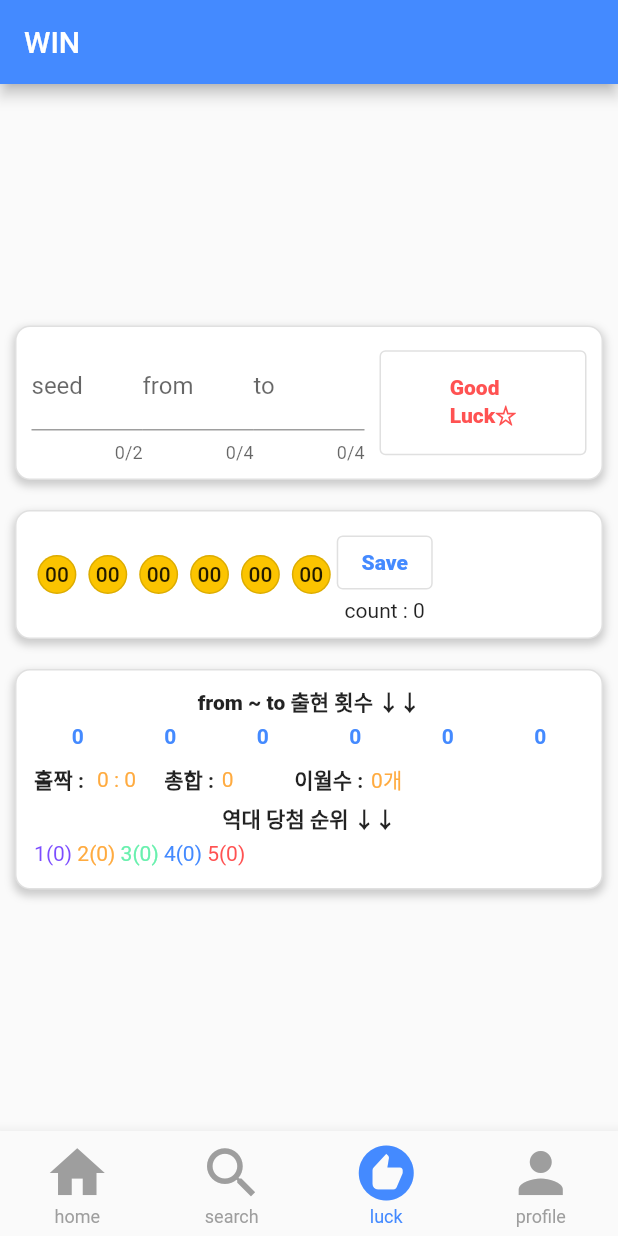
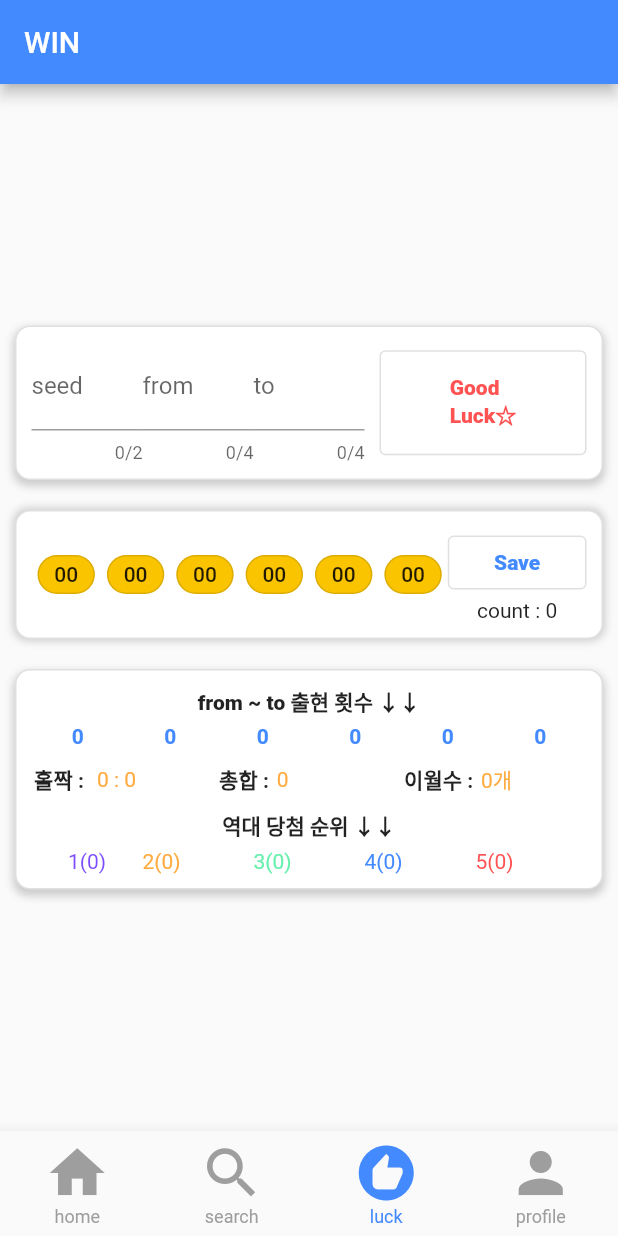
Before and after one commit to force44/flutter_first, a Flutter app: the screen it shows after launch, item 3 of the bottom bar chosen, on a phone screen of 412 x 824 dp. Run offline on Flutter 3.47's test engine with Material 2 defaults, Android fonts, the phone set to English and light mode, and no system bars.

Commit message:
하하하하

```diff
--- a/lib/component/number/CountWinNumber.dart
+++ b/lib/component/number/CountWinNumber.dart
@@ -13,10 +13,8 @@ class CountWinNumber extends StatelessWidget{
   SizedBox _getLottoNumber() {
     List<Expanded> numbers = [];
     for(var i = 0; i < countWinNumber.length; i ++){
-      var number = countWinNumber[i];
-      numbers.add(layOutNumber(number));
+      numbers.add(layOutNumber(countWinNumber[i]));
     }
-
     return SizedBox(
         child:  Row(children: numbers)
     );
--- a/lib/component/number/WinNumber.dart
+++ b/lib/component/number/WinNumber.dart
@@ -25,7 +25,7 @@ class WinNumber extends StatelessWidget{
 
   // 추천 번호들 나래비!
   SizedBox _getLottoNumber() {
-    List<Container> numbers = [];
+    List<Expanded> numbers = [];
     for(var i = 0; i < lottoNumber.length; i ++){
       numbers.add(layOutNumber(lottoNumber[i]));
     }
@@ -36,13 +36,15 @@ class WinNumber extends StatelessWidget{
   }
 
   // 번호 하나의 플랫폼
-  Container layOutNumber(int number){
+  Expanded layOutNumber(int number){
     var numberTxt = number.toString();
     if(number < 9) {
       numberTxt = "0$numberTxt";      // 일의 자리는 0을 붙여 준다.
     }
-
-    return Container(
+    return
+      Expanded(
+        flex: 1,
+        child: Container(
                           margin: const EdgeInsets.all(4.0),
                           padding: const EdgeInsets.all(4.0),
                           decoration: BoxDecoration(
@@ -51,6 +53,7 @@ class WinNumber extends StatelessWidget{
                             border: Border.all(color: Colors.black12, width: 1),
                           ),
                           child: Text(numberTxt, style: TextStyle(fontWeight:FontWeight.w500), textAlign:TextAlign.center)
+                      )
       );
   }
 
--- a/lib/provider/SuggestionLottoProvider.dart
+++ b/lib/provider/SuggestionLottoProvider.dart
@@ -26,9 +26,8 @@ class SuggestionLottoProvider with ChangeNotifier {
 
     _list = List<Lotto>.empty(growable:true);
     Map<String, dynamic> jsonData = jsonDecode(utf8.decode(response.bodyBytes));
-    List<dynamic> jj = jsonData['data']['lists'];
-    print(jj);
-     for(dynamic lotto in jj){
+    List<dynamic> lottoList = jsonData['data']['lists'];
+     for(dynamic lotto in lottoList){
          _list.add(Lotto.fromJson(lotto));
      }
     notifyListeners();
--- a/lib/tabs/tab_luck.dart
+++ b/lib/tabs/tab_luck.dart
@@ -15,13 +15,9 @@ class TabLuck extends StatefulWidget {
 }
 
 class _TabLuck extends State<TabLuck> {
-  //const TabLuck({super.key});
-  //const TabLuck({Key? key}) : super(key: key);
-
   String seed = '';
   String from = '';
   String to = '';
-
   @override
   Widget build(BuildContext context) {
 
@@ -101,7 +97,13 @@ class _TabLuck extends State<TabLuck> {
                                             height: 70,
                                             child: OutlinedButton(
                                                   onPressed: () {
-                                                    context.read<LottoStatProvider>().suggestionLotto(from, to, seed: seed);
+                                                    if(from == '') setState(() {from = '1000';});
+
+                                                    if(to == '') setState(() {to = '1070';});
+
+                                                    if(seed == '') setState(() {seed = '12';});
+
+                                                    context.read<LottoStatProvider>().suggestionLotto(from, to, seed);
                                                   },
                                                   style: OutlinedButton.styleFrom(foregroundColor: Colors.redAccent),
                                                   child: Center( child: Text( 'Good\nLuck☆', style: TextStyle(fontWeight:FontWeight.w900) )),
@@ -124,19 +126,20 @@ class _TabLuck extends State<TabLuck> {
                                 color: Colors.grey.withOpacity(0.5),
                                 spreadRadius: 1,
                                 blurRadius: 4,
-                                offset: Offset(0, 3), // changes position of shadow
+                                //offset: Offset(0, 3), // changes position of shadow
                               ),
                             ],
                           ),
+                          child:
+                          Row(
+                              children : [
+                                Expanded(
+                                  flex: 3,
+                                  child: WinNumber(context.watch<LottoStatProvider>().lottoNumber),
+                                ),
+                                Expanded(
+                                  flex: 1,
                                   child:  Column(
-                              children:
-                              [
-                                Row(
-                                  children: [
-                                      WinNumber(context.watch<LottoStatProvider>().lottoNumber) // 추천 번호
-                                    , SizedBox(
-                                        //width: 80,
-                                        child: Column(
                                       children: [
                                         OutlinedButton(
                                             onPressed: () {
@@ -144,18 +147,13 @@ class _TabLuck extends State<TabLuck> {
                                             },
                                             style: OutlinedButton.styleFrom(foregroundColor: Colors.blueAccent),
                                             child: Center( child: Text( 'Save', style: TextStyle(fontWeight:FontWeight.w900) ))
-
                                         ),
-
                                         Text("count : ${context.watch<LottoStatProvider>().count}"
                                             , style: TextStyle(fontWeight:FontWeight.w400, )
                                             , textAlign:TextAlign.center),
                                       ],
                                     )
-                                    )
-                                  ],
                                 ),
-
                                ]
                           )
                       ),
@@ -183,45 +181,79 @@ class _TabLuck extends State<TabLuck> {
                               ),
                               Container(
                                 margin: const EdgeInsets.fromLTRB(0, 5, 0, 5),
-                                child: Center( child: CountWinNumber(context.watch<LottoStatProvider>().countByWinNumbers))
+                                child:  CountWinNumber(context.watch<LottoStatProvider>().countByWinNumbers)
                               ),
                               Container(
                                   margin: const EdgeInsets.fromLTRB(0, 5, 0, 5),
                                   child: Row(
                                     children: [
+                                      Expanded(
+                                        flex: 1,
+                                        child : Row ( children: [
                                             Text("홀짝 : " , style: TextStyle(fontWeight:FontWeight.w700), textAlign:TextAlign.center),
-                                      SizedBox(width: 50,
-                                          child: Text(" ${context.watch<LottoStatProvider>().oddAndEvenRate} "
-                                              , style: TextStyle(color:Colors.orangeAccent))
+                                            Text(" ${context.watch<LottoStatProvider>().oddAndEvenRate} ", style: TextStyle(color:Colors.orangeAccent))
+                                        ])
                                       ),
+
+                                      Expanded(
+                                          flex: 1,
+                                          child : Row ( children: [
                                             Text("총합 : " , style: TextStyle(fontWeight:FontWeight.w700), textAlign:TextAlign.center),
-                                      SizedBox(width: 50,
-                                          child: Text(" ${context.watch<LottoStatProvider>().numberSum.toString()}"
-                                              , style: TextStyle(color:Colors.orangeAccent))
+                                            Text(" ${context.watch<LottoStatProvider>().numberSum.toString()}", style: TextStyle(color:Colors.orangeAccent))
+                                          ])
                                       ),
+
+                                      Expanded(
+                                          flex: 1,
+                                          child : Row ( children: [
                                             Text("이월수 : " , style: TextStyle(fontWeight:FontWeight.w700), textAlign:TextAlign.center),
-                                      Text(" ${context.watch<LottoStatProvider>().transferNumber}개"
-                                            , style: TextStyle(color:Colors.orangeAccent)),
+                                            Text(" ${context.watch<LottoStatProvider>().transferNumber}개" , style: TextStyle(color:Colors.orangeAccent)),
+                                          ])
+                                      ),
                                     ],
                                   )
                               ),
 
-                              Text("역대 당첨 순위 ↓↓" , style: TextStyle(fontWeight:FontWeight.w700), textAlign:TextAlign.center),
-
                               Container(
                                   margin: const EdgeInsets.fromLTRB(0, 5, 0, 5),
+                                  child: Text("역대 당첨 순위 ↓↓" , style: TextStyle(fontWeight:FontWeight.w700), textAlign:TextAlign.center),
+                              ),
+                              // Container(
+                              //   margin: const EdgeInsets.fromLTRB(0, 5, 0, 5),
+                              //   child: Text("1(${context.watch<LottoStatProvider>().historyGrade[0]}) "
+                              //       "2(${context.watch<LottoStatProvider>().historyGrade[1]}) "
+                              //       "3(${context.watch<LottoStatProvider>().historyGrade[1]}) "
+                              //       "4(${context.watch<LottoStatProvider>().historyGrade[1]}) "
+                              //       "5(${context.watch<LottoStatProvider>().historyGrade[1]}) " , style: TextStyle(fontWeight:FontWeight.w400, color:Colors.deepPurpleAccent), textAlign:TextAlign.center),
+                              // ),
+                              SizedBox(
                                   child: Center(
                                     child: Row(
                                         children: [
-                                        Text("1(${context.watch<LottoStatProvider>().historyGrade[0]}) ", style: TextStyle(color:Colors.deepPurpleAccent), textAlign:TextAlign.center),
-                                        Text("2(${context.watch<LottoStatProvider>().historyGrade[1]}) ", style: TextStyle(color:Colors.orangeAccent), textAlign:TextAlign.center),
-                                        Text("3(${context.watch<LottoStatProvider>().historyGrade[2]}) ", style: TextStyle(color:Colors.greenAccent), textAlign:TextAlign.center),
-                                        Text("4(${context.watch<LottoStatProvider>().historyGrade[3]}) ", style: TextStyle(color:Colors.blueAccent), textAlign:TextAlign.center),
-                                        Text("5(${context.watch<LottoStatProvider>().historyGrade[4]}) ", style: TextStyle(color:Colors.redAccent), textAlign:TextAlign.center)
+                                          Expanded(
+                                              flex: 1,
+                                              child : Text("1(${context.watch<LottoStatProvider>().historyGrade[0]}) ", style: TextStyle(color:Colors.deepPurpleAccent), textAlign:TextAlign.center)
+                                          ),
+                                          Expanded(
+                                              flex: 1,
+                                              child : Text("2(${context.watch<LottoStatProvider>().historyGrade[1]}) ", style: TextStyle(color:Colors.orangeAccent))
+                                          ),
+                                          Expanded(
+                                              flex: 1,
+                                              child : Text("3(${context.watch<LottoStatProvider>().historyGrade[2]}) ", style: TextStyle(color:Colors.greenAccent))
+                                          ),
+                                          Expanded(
+                                              flex: 1,
+                                              child : Text("4(${context.watch<LottoStatProvider>().historyGrade[3]}) ", style: TextStyle(color:Colors.blueAccent))
+                                          ),
+                                          Expanded(
+                                              flex: 1,
+                                              child : Text("5(${context.watch<LottoStatProvider>().historyGrade[4]}) ", style: TextStyle(color:Colors.redAccent))
+                                          ),
                                         ]
                                     ),
                                   )
-                              ),
+                                )
                             ]
                           )
                       )
```
Also changed, not shown: lib/component/number/SuggestionNumber.dart (+12 -12 lines), lib/provider/LottoStatProvider.dart (+5 -2 lines), lib/tabs/tab_home.dart (+9 -9 lines), lib/tabs/tab_profile.dart (+7 -8 lines). Lines whose indentation alone changed are shown as unchanged.
